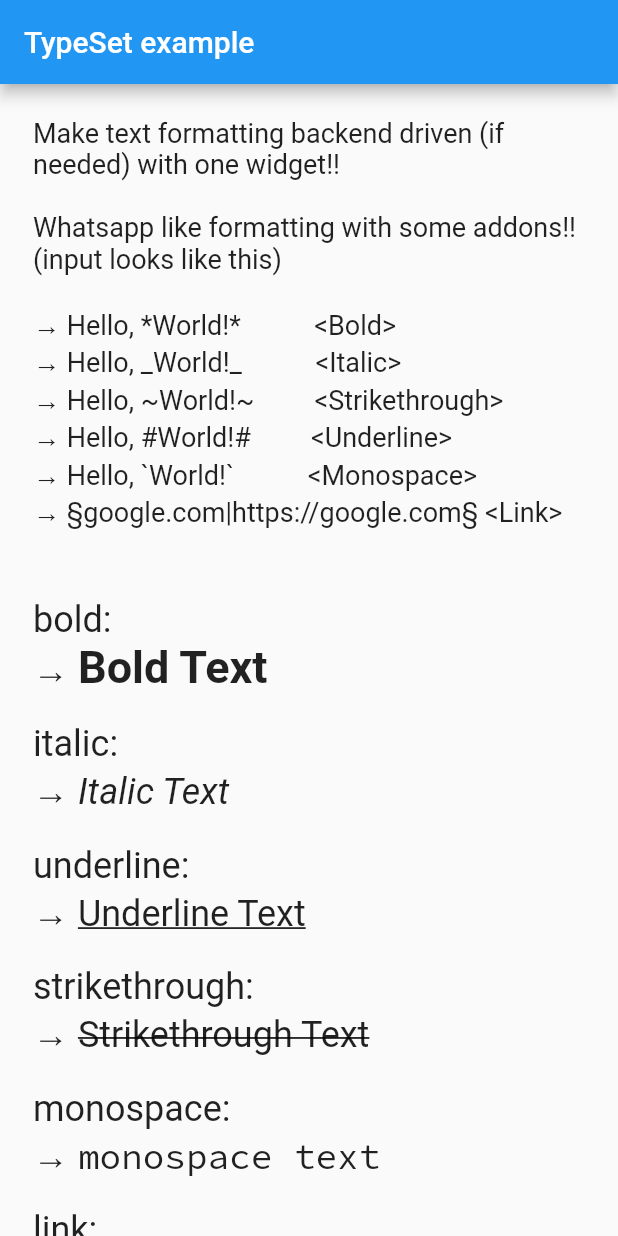
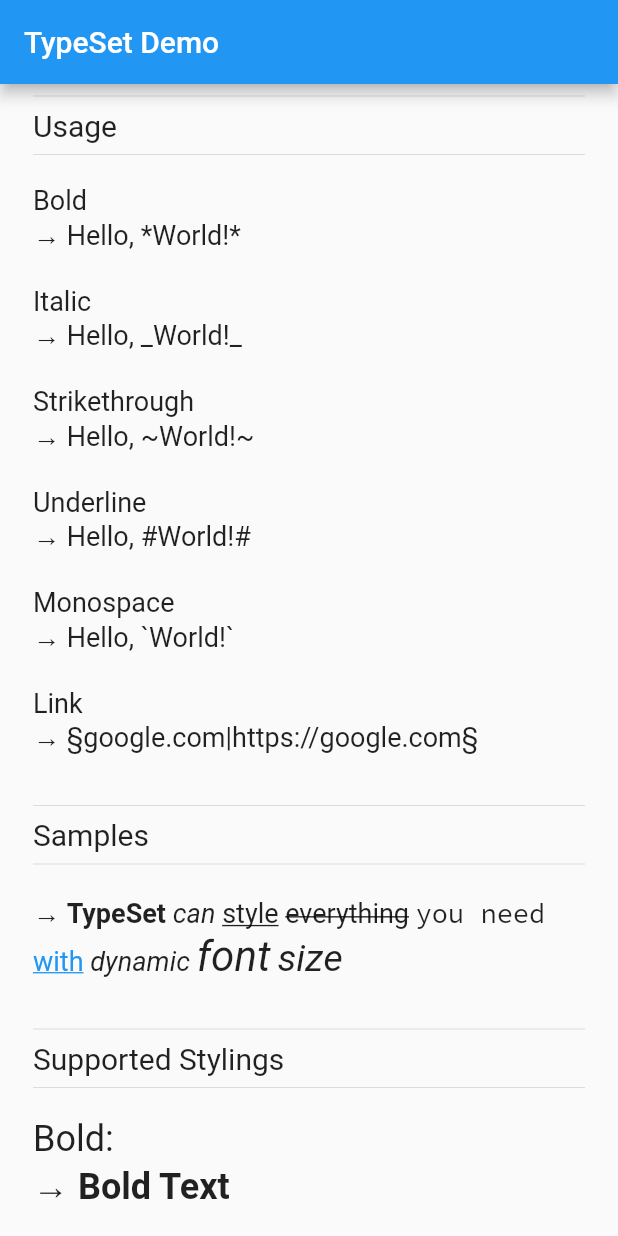
Before and after one commit to rohanjsh/typeset, a Flutter app: the screen it shows after launch, on a phone screen of 412 x 824 dp. Run offline on Flutter 3.47's test engine with Material 2 defaults, Android fonts, the phone set to English and light mode, and no system bars; our stand-ins replace google_fonts.

Commit message:
docs: typeset 2.0

````diff
--- a/example/lib/main.dart
+++ b/example/lib/main.dart
@@ -1,4 +1,3 @@
-import 'package:flutter/gestures.dart';
 import 'package:flutter/material.dart';
 import 'package:typeset/typeset.dart';
 
@@ -28,97 +27,145 @@ class TypeSetExample extends StatelessWidget {
   Widget build(BuildContext context) {
     return Scaffold(
       appBar: AppBar(
-        title: const Text('TypeSet example'),
+        title: const Text('TypeSet Demo'),
       ),
       body: Center(
         child: ListView(
-          children: [
+          children: const [
             Padding(
-              padding: const EdgeInsets.symmetric(
-                horizontal: 22.0,
-                vertical: 22,
+              padding: EdgeInsets.symmetric(
+                horizontal: 22,
               ),
               child: Column(
                 crossAxisAlignment: CrossAxisAlignment.start,
                 children: [
-                  const Text(
+                  Divider(),
+                  Text(
+                    'Usage',
+                    style: TextStyle(
+                      fontSize: 20,
+                    ),
+                  ),
+                  Divider(),
+                  SizedBox(
+                    height: 12,
+                  ),
+                  Text(
                     '''
-Make text formatting backend driven (if needed) with one widget!!
+Bold
+→ Hello, *World!*
 
-Whatsapp like formatting with some addons!!
-(input looks like this)
+Italic
+→ Hello, _World!_
 
-→ Hello, *World!*           <Bold>
-→ Hello, _World!_           <Italic>
-→ Hello, ~World!~         <Strikethrough>
-→ Hello, #World!#         <Underline>
-→ Hello, `World!`           <Monospace>
-→ §google.com|https://google.com§ <Link>
+Strikethrough
+→ Hello, ~World!~
+
+Underline
+→ Hello, #World!#
+
+Monospace
+→ Hello, `World!`
+
+Link
+→ §google.com|https://google.com§
 ''',
                     style: TextStyle(
                       fontSize: 18,
                     ),
                   ),
-                  const SizedBox(
-                    height: 20,
+
+                  Divider(),
+                  Text(
+                    'Samples',
+                    style: TextStyle(
+                      fontSize: 20,
+                    ),
                   ),
-                  const TypeSet(
-                    inputText: 'bold:\n→ *Bold Text<30>*',
+                  Divider(),
+
+                  SizedBox(
+                    height: 12,
+                  ),
+                  TypeSet(
+                    inputText:
+                        '→ *TypeSet* _can_ #style# ~everything~ `you need` §with|https://rohanjsh.dev/§ _dynamic<18>_ _font<28>_ _size<25>_',
+                    style: TextStyle(
+                      fontSize: 18,
+                    ),
+                  ),
+                  SizedBox(
+                    height: 24,
+                  ),
+                  Divider(),
+                  Text(
+                    'Supported Stylings',
+                    style: TextStyle(
+                      fontSize: 20,
+                    ),
+                  ),
+                  Divider(),
+
+                  SizedBox(
+                    height: 12,
+                  ),
+                  TypeSet(
+                    inputText: 'Bold:\n→ *Bold Text*',
                     style: TextStyle(
                       fontSize: 24,
                     ),
                   ),
-                  const SizedBox(
+                  SizedBox(
                     height: 20,
                   ),
-                  const TypeSet(
-                    inputText: 'italic:\n→ _Italic Text_',
+                  TypeSet(
+                    inputText: 'Italic:\n→ _Italic Text_ ',
                     style: TextStyle(
                       fontSize: 24,
                     ),
                   ),
-                  const SizedBox(
+                  SizedBox(
                     height: 20,
                   ),
-                  const TypeSet(
-                    inputText: 'underline:\n→ #Underline Text#',
+                  TypeSet(
+                    inputText: 'Underline:\n→ #Underline Text#',
                     style: TextStyle(
                       fontSize: 24,
                     ),
                   ),
-                  const SizedBox(
+                  SizedBox(
                     height: 20,
                   ),
-                  const TypeSet(
-                    inputText: 'strikethrough:\n→ ~Strikethrough Text~',
+                  TypeSet(
+                    inputText: 'Strikethrough:\n→ ~Strikethrough Text~',
                     style: TextStyle(
                       fontSize: 24,
                     ),
                   ),
-                  const SizedBox(
+                  SizedBox(
                     height: 20,
                   ),
-                  const TypeSet(
-                    inputText: 'monospace:\n→ `monospace text`',
+                  TypeSet(
+                    inputText: 'Monospace:\n→ `monospace text`',
                     style: TextStyle(
                       fontSize: 24,
                     ),
                   ),
-                  const SizedBox(
+                  SizedBox(
                     height: 20,
                   ),
 
                   //customized link textstyle and recognizer (tap recognizer)
                   TypeSet(
-                    inputText: 'link:\n→ §google.com|https://google.com§',
-                    style: const TextStyle(
+                    inputText: 'Link:\n→ §google.com|https://google.com§',
+                    style: TextStyle(
                       fontSize: 24,
                     ),
-                    recognizer: TapGestureRecognizer()
-                      ..onTap = () => debugPrint(
-                            'link tapped',
-                          ),
                   ),
+                  SizedBox(
+                    height: 20,
+                  ),
+                  Divider(),
                 ],
               ),
             )
--- a/lib/src/core/type_controller.dart
+++ b/lib/src/core/typeset_controller.dart
@@ -1,5 +1,6 @@
+import 'package:typeset/src/core/typeset_reserved.dart';
 import 'package:typeset/src/models/style_type_enum.dart';
-import 'package:typeset/src/models/type_value_model.dart';
+import 'package:typeset/src/models/style_type_value_model.dart';
 
 /// The 'TypesetController' class is responsible for manipulating
 /// a given input string and converting it into a list of TypeValueModel
@@ -54,28 +55,29 @@ class TypesetController {
   final String input;
 
   /// A list of `TypeValueModel` objects representing the manipulated string.
-  List<TypeValueModel> list = [];
+  List<StyleTypeValueModel> list = [];
 
   /// Manipulates a given string by identifying specific characters and
   /// assigning corresponding style types to them.
   ///
-  /// Returns a list of [TypeValueModel] objects, where each object represents
-  /// a segment of the manipulated string with its corresponding style type.
+  /// Returns a list of [StyleTypeValueModel] objects, where each object
+  /// represents a segment of the manipulated string with its
+  /// corresponding style type.
   ///
   /// Example Usage:
   /// ```dart
   /// var result = manipulateString();
   /// ```
-  List<TypeValueModel> manipulateString() {
+  List<StyleTypeValueModel> manipulateString() {
     // Define literals in a map for easy access
     //to their corresponding style types.
     const literalsMap = <String, StyleTypeEnum>{
-      '*': StyleTypeEnum.bold,
-      '_': StyleTypeEnum.italic,
-      '#': StyleTypeEnum.underline,
-      '`': StyleTypeEnum.monospace,
-      '~': StyleTypeEnum.strikethrough,
-      '§': StyleTypeEnum.link,
+      TypesetReserved.boldChar: StyleTypeEnum.bold,
+      TypesetReserved.italicChar: StyleTypeEnum.italic,
+      TypesetReserved.underlineChar: StyleTypeEnum.underline,
+      TypesetReserved.monospaceChar: StyleTypeEnum.monospace,
+      TypesetReserved.strikethroughChar: StyleTypeEnum.strikethrough,
+      TypesetReserved.linkChar: StyleTypeEnum.link,
     };
 
     var currentStyle = StyleTypeEnum.plain;
@@ -83,7 +85,7 @@ class TypesetController {
 
     for (var i = 0; i < input.length; i++) {
       if (i < input.length - 1 &&
-          input[i] == '/' &&
+          input[i] == TypesetReserved.literal &&
           literalsMap.containsKey(input[i + 1])) {
         // Skip escaping character and add the next literal char as normal text.
         currentContent.write(input[++i]);
@@ -95,8 +97,8 @@ class TypesetController {
         // Add any existing plain text to the list.
         if (currentContent.isNotEmpty) {
           list.add(
-            TypeValueModel(
-              type: currentStyle,
+            StyleTypeValueModel(
+              styleType: currentStyle,
               value: currentContent.toString(),
             ),
           );
@@ -108,8 +110,8 @@ class TypesetController {
           literalsMap[input[i]] == currentStyle) {
         // End the current styled text and reset style to plain.
         list.add(
-          TypeValueModel(
-            type: currentStyle,
+          StyleTypeValueModel(
+            styleType: currentStyle,
             value: currentContent.toString(),
           ),
         );
@@ -124,8 +126,8 @@ class TypesetController {
     // Add any leftover text as plain text.
     if (currentContent.isNotEmpty) {
       list.add(
-        TypeValueModel(
-          type: currentStyle,
+        StyleTypeValueModel(
+          styleType: currentStyle,
           value: currentContent.toString(),
         ),
       );
--- a/lib/src/typeset_parser.dart
+++ b/lib/src/core/typeset_parser.dart
@@ -1,8 +1,9 @@
 import 'package:flutter/gestures.dart';
 import 'package:flutter/material.dart';
 import 'package:google_fonts/google_fonts.dart';
-import 'package:typeset/src/core/type_controller.dart';
+import 'package:typeset/src/core/typeset_controller.dart';
 import 'package:typeset/src/models/style_type_enum.dart';
+import 'package:typeset/typeset.dart';
 import 'package:url_launcher/url_launcher.dart';
 
 ///[TypesetParser]
@@ -229,13 +230,13 @@ class TypesetParser {
     final spans = <TextSpan>[];
 
     for (final text in controller.manipulateString()) {
-      final regex = RegExp(r'(.+?)<(\d+)>');
+      final regex = RegExp(TypesetReserved.fontSizeRegex);
       final match = regex.firstMatch(text.value);
       final justText = match?.group(1) ?? text.value;
       final fontSize =
           match == null ? null : double.tryParse(match.group(2) ?? '');
 
-      switch (text.type) {
+      switch (text.styleType) {
         case StyleTypeEnum.link:
           final linkData = text.value.split('|');
           final linkText = linkData.isNotEmpty ? linkData[0] : '';
@@ -274,13 +275,15 @@ class TypesetParser {
             TextSpan(
               text: justText,
               style: TextStyle(
-                fontWeight:
-                    text.type == StyleTypeEnum.bold ? FontWeight.bold : null,
-                fontStyle:
-                    text.type == StyleTypeEnum.italic ? FontStyle.italic : null,
-                decoration: text.type == StyleTypeEnum.strikethrough
+                fontWeight: text.styleType == StyleTypeEnum.bold
+                    ? FontWeight.bold
+                    : null,
+                fontStyle: text.styleType == StyleTypeEnum.italic
+                    ? FontStyle.italic
+                    : null,
+                decoration: text.styleType == StyleTypeEnum.strikethrough
                     ? TextDecoration.lineThrough
-                    : text.type == StyleTypeEnum.underline
+                    : text.styleType == StyleTypeEnum.underline
                         ? TextDecoration.underline
                         : null,
                 fontSize: fontSize,
--- /dev/null
+++ b/lib/src/core/typeset_reserved.dart
@@ -0,0 +1,44 @@
+/// A class that contains constant variables representing different
+/// typesetting elements.
+///
+/// The `TypesetConstants` class provides easy access to literals used for
+/// typesetting in Dart.
+/// These literals can be used to format text in bold, italic, strikethrough,
+/// monospace, underline, and create links.
+///
+/// Example Usage:
+/// ```dart
+/// print(TypesetConstants.boldChar); // Output: *
+/// print(TypesetConstants.italicChar); // Output: _
+/// print(TypesetConstants.strikethroughChar); // Output: ~
+/// print(TypesetConstants.monospaceChar); // Output: `
+/// print(TypesetConstants.underlineChar); // Output: #
+/// print(TypesetConstants.linkChar); // Output: §
+/// ```
+final class TypesetReserved {
+  TypesetReserved._();
+
+  /// The escape character used in typesetting.
+  static const literal = '¦';
+
+  /// The literal for bold formatting.
+  static const boldChar = '*';
+
+  /// The literal for italic formatting.
+  static const italicChar = '_';
+
+  /// The literal for strikethrough formatting.
+  static const strikethroughChar = '~';
+
+  /// The literal for monospace formatting.
+  static const monospaceChar = '`';
+
+  /// The literal for underline formatting.
+  static const underlineChar = '#';
+
+  /// The literal for creating links.
+  static const linkChar = '§';
+
+  /// Regex to identify links
+  static const fontSizeRegex = r'(.+?)<(\d+)>';
+}
--- a/lib/src/models/type_value_model.dart
+++ b/lib/src/models/style_type_value_model.dart
@@ -16,15 +16,15 @@ import 'package:typeset/src/models/style_type_enum.dart';
 /// print(model.type); // Output: StyleTypeEnum.bold
 /// print(model.value); // Output: Hello
 /// ```
-class TypeValueModel {
-  /// Creates a new instance of [TypeValueModel].
-  TypeValueModel({
-    required this.type,
+class StyleTypeValueModel {
+  /// Creates a new instance of [StyleTypeValueModel].
+  StyleTypeValueModel({
+    required this.styleType,
     required this.value,
   });
 
   /// The style for the text
-  StyleTypeEnum type;
+  StyleTypeEnum styleType;
 
   /// The value for the text
   String value;
--- a/lib/typeset.dart
+++ b/lib/typeset.dart
@@ -2,5 +2,6 @@
 /// with different formatters
 library typeset;
 
+export 'src/core/typeset_reserved.dart';
 export 'src/typeset.dart';
 export 'src/typeset_ext.dart';
````
Also changed, not shown: lib/src/typeset.dart (+19 -10 lines), 1 other file.
